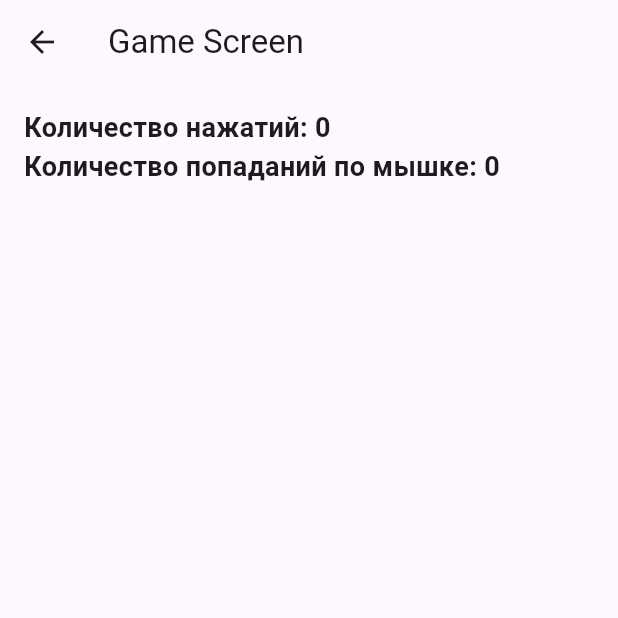
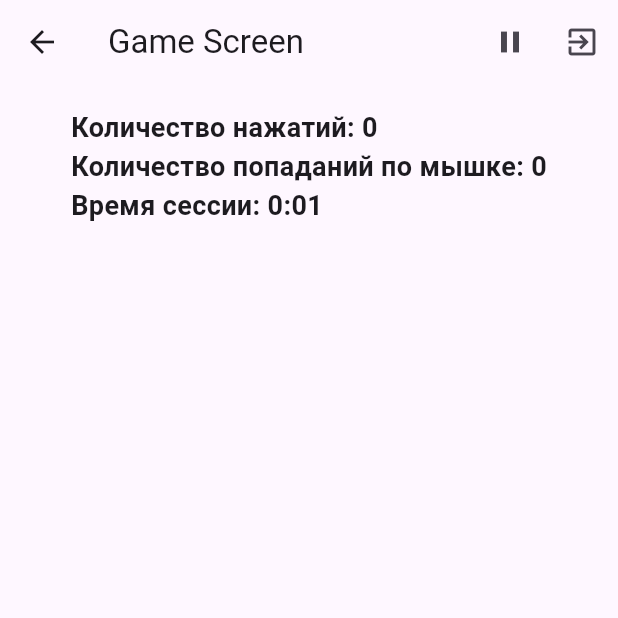
Before and after one commit to MaisLaufen/netology-practice, a Flutter app: the GameScreen screen opened directly with empty values, on a phone screen of 412 x 824 dp, the top half of it. Run offline on Flutter 3.47's test engine with Material 3 defaults, Android fonts, the phone set to English and light mode, and no system bars; our stand-ins replace go_router, hive; accounts and stored records are empty.

Commit message:
Add pause, exit from game, game duration

```diff
--- a/lib/features/game/presentation/pages/game_page.dart
+++ b/lib/features/game/presentation/pages/game_page.dart
@@ -1,13 +1,17 @@
 import 'package:flutter/material.dart';
+import 'package:go_router/go_router.dart';
 import 'package:netology_practice/core/domain/entities/game_settings.dart';
 import 'package:netology_practice/features/game/domain/viewmodels/game_viewmodel.dart';
+import 'package:netology_practice/features/game/presentation/widgets/curr_session_info.dart';
 import 'package:netology_practice/features/game/presentation/widgets/mouse_widget.dart';
 import 'package:provider/provider.dart';
+
+import '../dialogs/pause_dialog.dart';
 
 class GameScreen extends StatelessWidget {
   final GameSettings settings;
 
-  GameScreen({required this.settings});
+  const GameScreen({super.key, required this.settings});
 
   @override
   Widget build(BuildContext context) {
@@ -16,37 +20,57 @@ class GameScreen extends StatelessWidget {
           settings: settings, screenSize: MediaQuery.of(context).size),
       child: Scaffold(
         appBar: AppBar(
-          title: Text('Game Screen'),
+          title: const Text('Game Screen'),
+          actions: [
+            Consumer<GameViewModel>(
+              builder: (context, viewModel, child) {
+                return Row(
+                  children: [
+                    IconButton(
+                      icon: Icon(
+                          viewModel.isPaused ? Icons.play_arrow : Icons.pause),
+                      onPressed: () {
+                        if (viewModel.isPaused) {
+                          viewModel.resumeGame();
+                        } else {
+                          viewModel.pauseGame();
+                          _showPauseDialog(context, viewModel);
+                        }
+                      },
+                    ),
+                    IconButton(
+                      icon: const Icon(Icons.exit_to_app),
+                      onPressed: () {
+                        viewModel.endGame();
+                        context.go('/');
+                      },
+                    ),
+                  ],
+                );
+              },
+            ),
+          ],
         ),
         body: Consumer<GameViewModel>(
           builder: (context, viewModel, child) {
-            return GestureDetector(
+            return Column(
+              children: [
+                Padding(
+                  padding: const EdgeInsets.all(16.0),
+                  child: CurrentSessionInfo(
+                    totalClicks: viewModel.gameSession.totalClicks,
+                    score: viewModel.gameSession.score,
+                    duration: viewModel.gameSession.duration,
+                  ),
+                ),
+                Expanded(
+                  child: GestureDetector(
                     behavior: HitTestBehavior.translucent,
                     onTap: () {
                       viewModel.onScreenClick();
                     },
                     child: Stack(
-                children: [
-                  Positioned(
-                    top: 16.0,
-                    left: 16.0,
-                    child: Column(
-                      crossAxisAlignment: CrossAxisAlignment.start,
-                      children: [
-                        Text(
-                          'Количество нажатий: ${viewModel.gameSession.totalClicks}',
-                          style: TextStyle(
-                              fontSize: 18, fontWeight: FontWeight.bold),
-                        ),
-                        Text(
-                          'Количество попаданий по мышке: ${viewModel.gameSession.score}',
-                          style: TextStyle(
-                              fontSize: 18, fontWeight: FontWeight.bold),
-                        ),
-                      ],
-                    ),
-                  ),
-                  ...viewModel.gameSession.mice.map((mouse) {
+                      children: viewModel.gameSession.mice.map((mouse) {
                         return MouseWidget(
                           size: mouse.size,
                           speed: mouse.speed,
@@ -55,12 +79,32 @@ class GameScreen extends StatelessWidget {
                           onTap: () => viewModel.onMouseClick(mouse),
                         );
                       }).toList(),
+                    ),
+                  ),
+                ),
               ],
-              ),
             );
           },
         ),
       ),
     );
   }
+
+  void _showPauseDialog(BuildContext context, GameViewModel viewModel) {
+    showDialog(
+      context: context,
+      builder: (context) {
+        return PauseDialog(
+          onEndGame: () {
+            viewModel.endGame();
+            context.go('/');
+          },
+          onResumeGame: () {
+            viewModel.resumeGame();
+            Navigator.of(context).pop();
+          },
+        );
+      },
+    );
   }
+}
--- /dev/null
+++ b/lib/features/game/presentation/widgets/curr_session_info.dart
@@ -0,0 +1,35 @@
+import 'package:flutter/widgets.dart';
+
+class CurrentSessionInfo extends StatelessWidget {
+  final int totalClicks;
+  final int score;
+  final Duration duration;
+
+  const CurrentSessionInfo({
+    super.key,
+    required this.totalClicks,
+    required this.score,
+    required this.duration,
+  });
+
+  @override
+  Widget build(BuildContext context) {
+    return Column(
+      crossAxisAlignment: CrossAxisAlignment.start,
+      children: [
+        Text(
+          'Количество нажатий: $totalClicks',
+          style: const TextStyle(fontSize: 18, fontWeight: FontWeight.bold),
+        ),
+        Text(
+          'Количество попаданий по мышке: $score',
+          style: const TextStyle(fontSize: 18, fontWeight: FontWeight.bold),
+        ),
+        Text(
+          'Время сессии: ${duration.inMinutes}:${(duration.inSeconds % 60).toString().padLeft(2, '0')}',
+          style: const TextStyle(fontSize: 18, fontWeight: FontWeight.bold),
+        ),
+      ],
+    );
+  }
+}
--- a/pubspec.yaml
+++ b/pubspec.yaml
@@ -66,7 +66,7 @@ flutter:
 
   # To add assets to your application, add an assets section, like this:
   assets:
-  - lib\core\assets\mouse.jpg
+  - lib\core\assets\images\mouse.jpg
   #   - images/a_dot_ham.jpeg
 
   # An image asset can refer to one or more resolution-specific "variants", see
```
Also changed, not shown: lib/features/game/domain/viewmodels/game_viewmodel.dart (+48 -3 lines), lib/features/game/presentation/dialogs/pause_dialog.dart (added, +30 -0 lines), lib/features/game/presentation/widgets/mouse_widget.dart (+4 -3 lines), lib/core/assets/images/mouse.jpg (renamed from lib/core/assets/mouse.jpg), lib/core/internal/app.dart (added), lib/core/internal/theme.dart (added). Lines whose indentation alone changed are shown as unchanged.
